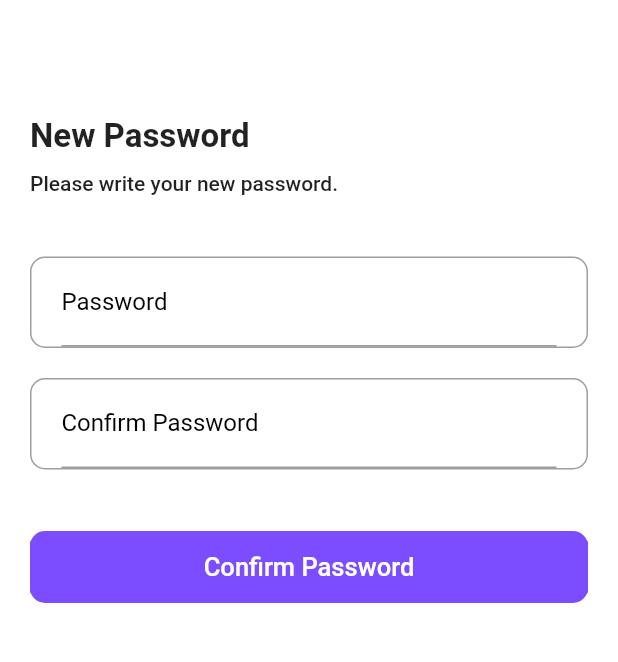
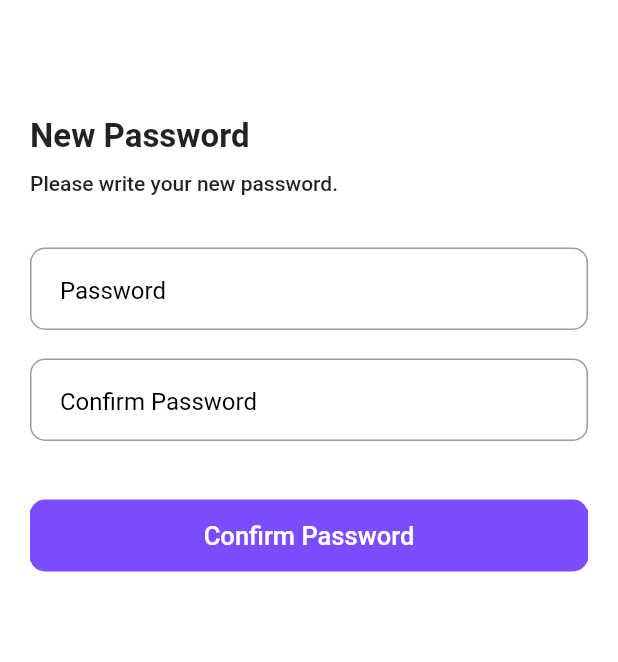
Before and after one commit to Islam2ela4/forget_password_ui, a Flutter app: the Reset_pass screen opened directly, on a phone screen of 412 x 824 dp, the part 57-719 px from its top. Run offline on Flutter 3.47's test engine with Material 2 defaults, Android fonts, the phone set to English and light mode, and no system bars.

Commit message:
final commit

```diff
--- a/lib/reset_pass.dart
+++ b/lib/reset_pass.dart
@@ -54,13 +54,12 @@ class Reset_pass extends StatelessWidget {
                 ),
                 ////////////////////
                 Column(
-                  mainAxisAlignment: MainAxisAlignment.spaceEvenly,
-                  mainAxisSize: MainAxisSize.min,
                   children: <Widget>[
-                    SizedBox(height: 31),
+                    SizedBox(height: 35),
                     TextFieldPass(hint: 'Password'),
+                    SizedBox(height: 15),
                     TextFieldPass(hint: 'Confirm Password'),
-                    SizedBox(height: 31),
+                    SizedBox(height: 35),
                   ],
                 ),
                 Container(
@@ -102,9 +101,11 @@ class TextFieldPass extends StatelessWidget {
 
   @override
   Widget build(BuildContext context) {
-    return Container(
-      margin: EdgeInsets.symmetric(vertical: 10, horizontal: 20),
-      padding: EdgeInsets.symmetric(horizontal: 20),
+    return Stack(
+      children: <Widget>[
+        Container(
+          margin: EdgeInsets.symmetric(horizontal: 20),
+          height: 55,
           decoration: BoxDecoration(
             shape: BoxShape.rectangle,
             borderRadius: BorderRadius.all(Radius.circular(10)),
@@ -113,9 +114,12 @@ class TextFieldPass extends StatelessWidget {
               width: 1.0,
             ),
           ),
+        ),
+        Container(
+          margin: EdgeInsets.symmetric(horizontal: 40),
           child: TextFormField(
             validator: (value) {
-          if(value == null || value.isEmpty){
+              if (value == null || value.isEmpty) {
                 return 'Please enter new password';
               }
               return null;
@@ -126,11 +130,14 @@ class TextFieldPass extends StatelessWidget {
               labelStyle: TextStyle(
                 color: Colors.black,
               ),
+              border: InputBorder.none,
             ),
-        cursorColor: Colors.deepPurpleAccent,
+            cursorColor: Colors.deepPurple,
             autofocus: false,
             obscureText: true,
           ),
+        ),
+      ],
     );
   }
 }
```
Also changed, not shown: lib/forget_pass.dart (+25 -11 lines), lib/verfication_code.dart (+13 -3 lines). Lines whose indentation alone changed are shown as unchanged.
